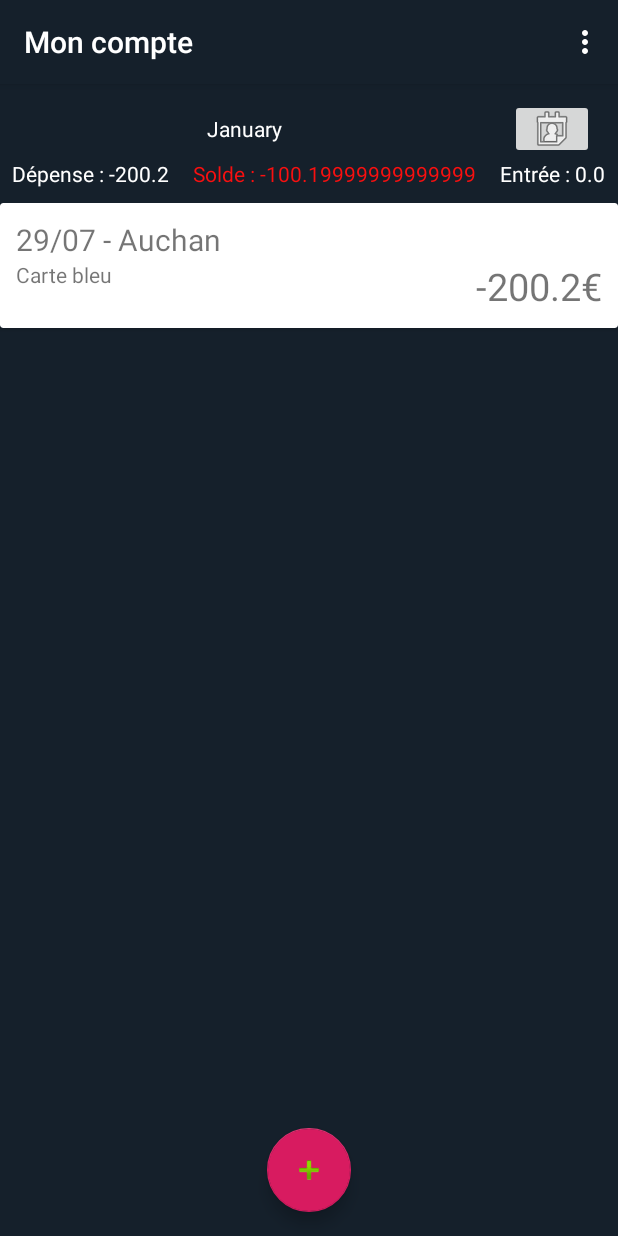
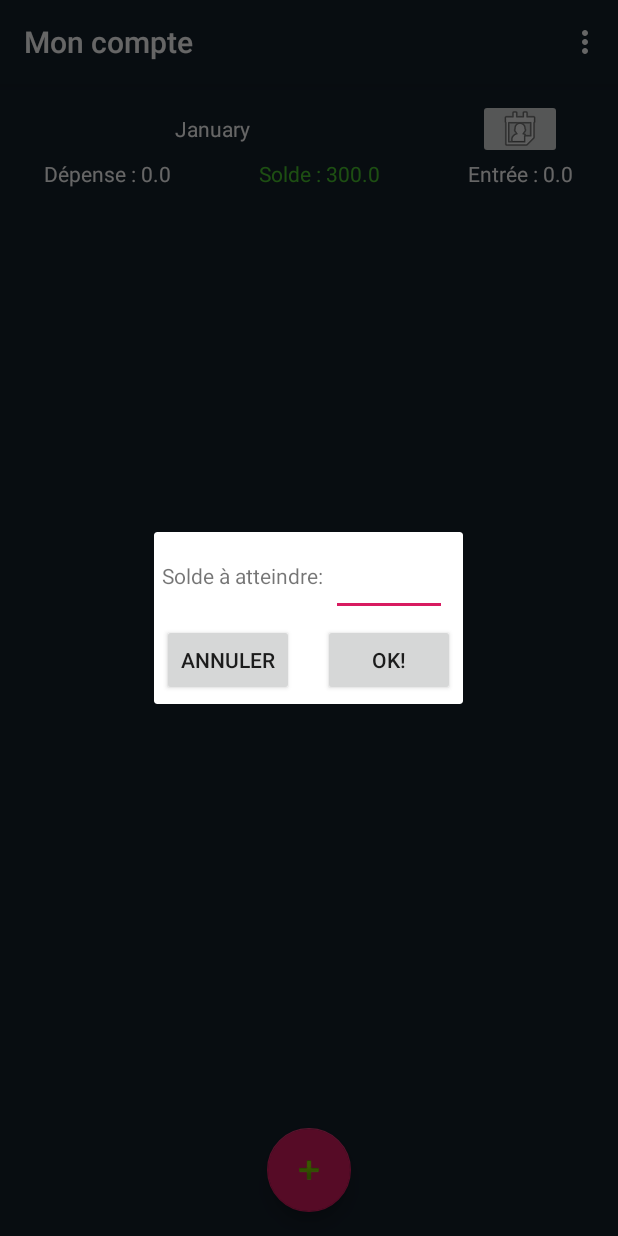
Before and after one commit to tristan-spinnewyn/gestionMoney, an Android app: the screen it shows after launch (MainActivity), in the options menu, after a tap on "Rapprochement", on a phone screen of 412 x 824 dp. Run offline under Robolectric (Android 15) with nearby library versions, the phone set to English and light mode, and no system bars; our stand-ins replace Room's generated code.

Commit message:
add rapprochement base - display operation not assimilate or or attached assimilate

```diff
--- a/app/build.gradle
+++ b/app/build.gradle
@@ -27,7 +27,7 @@ android {
 
 dependencies {
     implementation fileTree(dir: 'libs', include: ['*.jar'])
-    implementation"org.jetbrains.kotlin:kotlin-stdlib-jdk7:$kotlin_version"
+    implementation "org.jetbrains.kotlin:kotlin-stdlib-jdk7:$kotlin_version"
     implementation 'androidx.appcompat:appcompat:1.0.2'
     implementation 'androidx.core:core-ktx:1.0.2'
     implementation 'androidx.constraintlayout:constraintlayout:1.1.3'
--- a/app/src/main/AndroidManifest.xml
+++ b/app/src/main/AndroidManifest.xml
@@ -9,6 +9,10 @@
         android:roundIcon="@mipmap/ic_launcher_round"
         android:supportsRtl="true"
         android:theme="@style/AppTheme">
+        <activity
+            android:name=".RapprochementActivity"
+            android:label="@string/title_activity_rapprochement"
+            android:theme="@style/AppTheme.NoActionBar"></activity>
         <activity
             android:name=".MainActivity"
             android:label="@string/app_name"
--- a/app/src/main/java/spinnewyn/project/bank/MainActivity.kt
+++ b/app/src/main/java/spinnewyn/project/bank/MainActivity.kt
@@ -3,6 +3,7 @@ package spinnewyn.project.bank
 import android.app.DatePickerDialog
 import android.app.DatePickerDialog.OnDateSetListener
 import android.app.Dialog
+import android.content.Intent
 import android.os.Bundle
 import android.text.InputType
 import android.view.Menu
@@ -16,6 +17,7 @@ import kotlinx.android.synthetic.main.activity_main.*
 import kotlinx.android.synthetic.main.content_main.*
 import spinnewyn.project.bank.data.model.Account
 import spinnewyn.project.bank.data.model.Operation
+import spinnewyn.project.bank.data.model.Rapprochement
 import spinnewyn.project.bank.data.model.Tiers
 import spinnewyn.project.bank.data.tier.BankDatabase
 import java.text.SimpleDateFormat
@@ -153,22 +155,6 @@ class MainActivity : AppCompatActivity() {
 
     }
 
-    override fun onCreateOptionsMenu(menu: Menu): Boolean {
-        // Inflate the menu; this adds items to the action bar if it is present.
-        menuInflater.inflate(R.menu.menu_main, menu)
-        return true
-    }
-
-    override fun onOptionsItemSelected(item: MenuItem): Boolean {
-        // Handle action bar item clicks here. The action bar will
-        // automatically handle clicks on the Home/Up button, so long
-        // as you specify a parent activity in AndroidManifest.xml.
-        return when (item.itemId) {
-            R.id.action_settings -> true
-            else -> super.onOptionsItemSelected(item)
-        }
-    }
-
     fun Date.toEndOfMonth(): Date {
         return Calendar.getInstance().apply {
             time = this@toEndOfMonth
@@ -253,4 +239,65 @@ class MainActivity : AppCompatActivity() {
         itemTouchHelper.attachToRecyclerView(lstOp)
         arrayTouchHelper[0] = itemTouchHelper
     }
+
+    override fun onCreateOptionsMenu(menu: Menu): Boolean {
+        // Inflate the menu; this adds items to the action bar if it is present.
+        menuInflater.inflate(R.menu.menu_main, menu)
+        return true
+    }
+
+    override fun onOptionsItemSelected(item: MenuItem): Boolean {
+        val db = BankDatabase.getDatabase(this)
+        db.seed()
+        return when (item.itemId) {
+            R.id.action_settings -> {
+                //todo account
+                true
+            }
+            R.id.rapprochement ->{
+                //todo rapprochement
+                var lastId = db.rapprochementDao().getMaxID()
+                val lastRapp = db.rapprochementDao().getRappById(lastId)
+                if(lastRapp.soldeFinal != null){
+                    //todo create new rapprochement
+                    val dlg = Dialog(this@MainActivity)
+                    dlg.setContentView(R.layout.add_rapprochement)
+                    (dlg.findViewById<View>(R.id.btnCancel) as Button)
+                        .setOnClickListener { dlg.dismiss() }
+                    (dlg.findViewById<View>(R.id.btnOk) as Button)
+                        .setOnClickListener{
+                            val solde = (dlg.findViewById<View>(R.id.soldeInit) as EditText).text.toString()
+                            if(solde.trim().isEmpty()){
+                                Toast.makeText(this,
+                                    "Veuillez saisir le solde du relevé",
+                                    Toast.LENGTH_LONG).show()
+                                return@setOnClickListener
+                            }else{
+                                lastId = db.rapprochementDao().insert(
+                                    spinnewyn.project.bank.data.model.Rapprochement(
+                                        date_rap = Calendar.getInstance().time,
+                                        solde = (dlg.findViewById<View>(R.id.soldeInit) as EditText).text.toString().toDouble()
+                                    )
+                                )
+                                val intent = Intent(this,RapprochementActivity::class.java)
+                                val defRapp = db.rapprochementDao().getRappById(lastId)
+                                dlg.dismiss()
+                                intent.putExtra("rapprochement",defRapp)
+                                this.startActivity(intent)
+
+                            }
+                        }
+                    dlg.show()
+                }else{
+                    val intent = Intent(this,RapprochementActivity::class.java)
+                    val defRapp = db.rapprochementDao().getRappById(lastId)
+                    intent.putExtra("rapprochement",defRapp)
+                    this.startActivity(intent)
+                }
+
+                true
+            }
+            else -> super.onOptionsItemSelected(item)
+        }
+    }
 }
--- a/app/src/main/java/spinnewyn/project/bank/data/model/Rapprochement.kt
+++ b/app/src/main/java/spinnewyn/project/bank/data/model/Rapprochement.kt
@@ -3,13 +3,15 @@ package spinnewyn.project.bank.data.model
 import androidx.room.Entity
 import androidx.room.Index
 import androidx.room.PrimaryKey
+import java.io.Serializable
 import java.util.*
 
 @Entity(indices = [Index(value=["id_rapprochement"], unique = true)])
 data class Rapprochement(@PrimaryKey(autoGenerate = true) var id_rapprochement:Long? = null,
                          var date_rap: Date,
-                         var solde:Double
-                         ) {
+                         var solde:Double,
+                         var soldeFinal:Double? = null
+                         ): Serializable {
     override fun equals(other: Any?): Boolean {
         if(this===other) return true
         if(javaClass != other?.javaClass) return false
--- a/app/src/main/java/spinnewyn/project/bank/data/tier/BankDatabase.kt
+++ b/app/src/main/java/spinnewyn/project/bank/data/tier/BankDatabase.kt
@@ -22,7 +22,8 @@ abstract class BankDatabase : RoomDatabase() {
         if(accountDao().countAccount() == 0){
             try {
                 val account = Account(
-                    nameAccount = "Mon compte"
+                    nameAccount = "Mon compte",
+                    soldeInit = 300.0
                 )
                 val idAcc = accountDao().insert(account)
 
@@ -46,18 +47,11 @@ abstract class BankDatabase : RoomDatabase() {
                 val idPay3 = paymentDao().insert(pay3)
                 val idPay4 = paymentDao().insert(pay4)
                 val idPay5 = paymentDao().insert(pay5)
-                val tier = Tiers(
-                    tier_name = "Auchan"
-                )
-                val idTier = tierDAO().insert(tier)
-                val operation = Operation(
-                    montant = -200.20,
-                    date_op = Calendar.getInstance().time,
-                    fk_id_account = 1,
-                    fk_id_tier = idTier,
-                    fk_id_payment = idPay3
-                )
-                operationDao().insert(operation)
+                rapprochementDao().insert(Rapprochement(
+                    date_rap = Calendar.getInstance().time,
+                    solde = 300.0,
+                    soldeFinal = 300.0
+                ))
             }catch (pe: ParseException){
 
             }
--- a/app/src/main/java/spinnewyn/project/bank/data/tier/OperationDAO.kt
+++ b/app/src/main/java/spinnewyn/project/bank/data/tier/OperationDAO.kt
@@ -27,6 +27,15 @@ interface OperationDAO {
     @Query("SELECT sum(montant) FROM Operation where montant < 0 and fk_id_account = :idAcc and date_op BETWEEN :dateInit and :dateFin group by fk_id_account")
     fun getExit(idAcc : Long, dateInit: Date, dateFin: Date): Double
 
+    @Query("SELECT count(*) FROM Operation where fk_id_account = :accountId and (fk_id_rapprochement is null or fk_id_rapprochement = :rappId)")
+    fun countOperationRapp(accountId: Long, rappId: Long): Int
+
+    @Query("SELECT * FROM Operation where fk_id_account = :accountId and (fk_id_rapprochement is null or fk_id_rapprochement =:rappId) order by date_op ASC, id_op LIMIT 1 offset :position")
+    fun getOperationRapp(accountId: Long,position:Int, rappId: Long) : Operation?
+
+    @Query("SELECT sum(montant) FROM Operation where fk_id_account = :accountId and fk_id_rapprochement= :rappId")
+    fun getSoldeRapp(accountId: Long, rappId: Long): Double
+
     @Insert
     fun insert(operation: Operation): Long
 
--- a/app/src/main/java/spinnewyn/project/bank/data/tier/RapprochementDAO.kt
+++ b/app/src/main/java/spinnewyn/project/bank/data/tier/RapprochementDAO.kt
@@ -14,6 +14,12 @@ interface RapprochementDAO {
     @Query("SELECT count(*) FROM Rapprochement")
     fun countRapprochement(): Int
 
+    @Query("SELECT Max(id_rapprochement) from Rapprochement")
+    fun getMaxID(): Long
+
+    @Query("SELECT * FROM Rapprochement where id_rapprochement = :id")
+    fun getRappById(id: Long): Rapprochement
+
     @Insert
     fun insert(rapprochement: Rapprochement): Long
 
--- /dev/null
+++ b/app/src/main/res/layout/add_rapprochement.xml
@@ -0,0 +1,19 @@
+<?xml version="1.0" encoding="utf-8"?>
+<GridLayout xmlns:android="http://schemas.android.com/apk/res/android"
+    android:layout_width="match_parent" android:layout_height="match_parent"
+    android:columnCount="2"
+    android:id="@+id/layoutAddRapp"
+    android:padding="5dp">
+    <TextView
+        android:layout_gravity="fill_horizontal"
+        android:text="@string/lblRapp"/>
+
+    <EditText
+        android:layout_gravity="fill_horizontal"
+        android:layout_margin="5dp"
+        android:id="@+id/soldeInit"/>
+    <Button android:id="@+id/btnCancel"
+        android:text="@string/cancel"/>
+    <Button android:id="@+id/btnOk"
+        android:text="@string/add"/>
+</GridLayout>
--- a/app/src/main/res/menu/menu_main.xml
+++ b/app/src/main/res/menu/menu_main.xml
@@ -10,5 +10,21 @@
     <item
         android:id="@+id/rapprochement"
         android:title="@string/rapp"
+        android:orderInCategory="100"
+        />
+    <item
+        android:id="@+id/tier"
+        android:title="@string/tierMenu"
+        android:orderInCategory="100"
+        />
+    <item
+        android:id="@+id/paiement"
+        android:title="@string/paymentMenu"
+        android:orderInCategory="100"
+        />
+    <item
+        android:id="@+id/histoRapp"
+        android:title="@string/histoRapp"
+        android:orderInCategory="100"
         />
 </menu>
--- a/app/src/main/res/values/strings.xml
+++ b/app/src/main/res/values/strings.xml
@@ -15,4 +15,11 @@
     <string name="entre">Entrée</string>
     <string name="sortit">Sortit</string>
     <string name="rapp">Rapprochement</string>
+    <string name="lblRapp">Solde à atteindre: </string>
+    <string name="tierMenu">Tiers</string>
+    <string name="paymentMenu">Paiement</string>
+    <string name="histoRapp">Historique des rapprochements</string>
+    <string name="actSolde">Solde: %s</string>
+    <string name="soldeAtt">A atteindre: %s</string>
+    <string name="title_activity_rapprochement">Rapprochement</string>
 </resources>
```
Also changed, not shown: app/src/main/java/spinnewyn/project/bank/OperationRapprochementAdapter.kt (added, +52 -0 lines), app/src/main/java/spinnewyn/project/bank/RapprochementActivity.kt (added, +50 -0 lines), app/src/main/res/layout/activity_rapprochement.xml (added, +25 -0 lines), app/src/main/res/layout/content_rapprochement.xml (added, +42 -0 lines).
